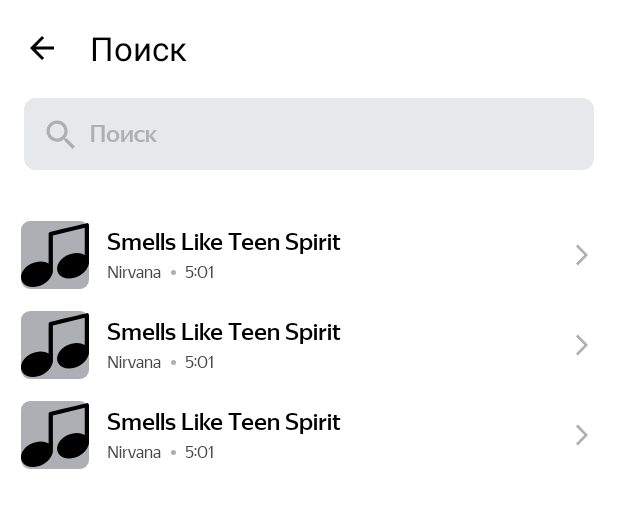
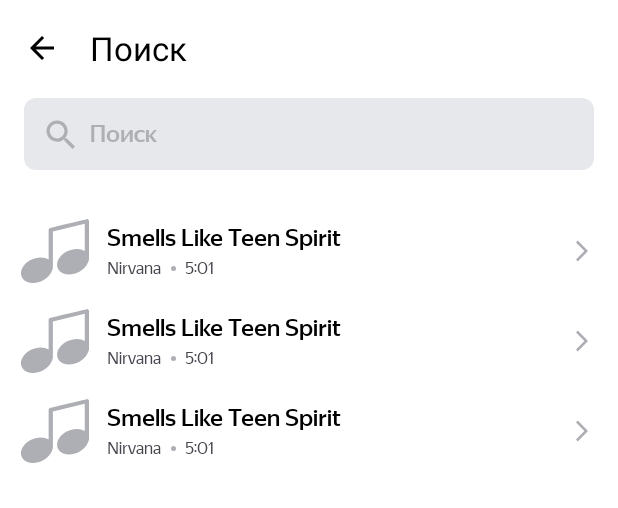
Before and after one commit to Roman-V-N/PlaylistMaker, an Android app: the layout activity_search.xml on its own in the app's theme, with its tools: preview values and no code run, on a phone screen of 412 x 824 dp. Shown: the top 508 px of the screen. Run offline under Robolectric (Android 15) with nearby library versions, the phone set to English and light mode, and no system bars.

Commit message:
Commit Спринт 10 вер. 2

```diff
--- a/app/src/main/java/com/example/playlistmaker/TrackViewHolder.kt
+++ b/app/src/main/java/com/example/playlistmaker/TrackViewHolder.kt
@@ -18,10 +18,11 @@ class TrackViewHolder(itemView: View) : RecyclerView.ViewHolder(itemView) {
 
     @SuppressLint("SetTextI18n")
     fun bind(model: Track) {
+        val trackImageRadius = itemView.context.resources.getDimension(R.dimen.track_image_radius)
         Glide.with(itemView)
             .load(model.artworkUrl100)
             .centerCrop()
-            .transform(RoundedCorners(6))
+            .transform(RoundedCorners(trackImageRadius.toInt()))
             .placeholder(R.drawable.placeholder)
             .into(trackImage)
         trackName.text = model.trackName
--- a/app/src/main/res/drawable/placeholder.xml
+++ b/app/src/main/res/drawable/placeholder.xml
@@ -6,7 +6,7 @@
   <path
       android:pathData="M31,1C30.857,1.049 14,5 14,5C13.447,5.135 13,5.448 13,6L13,20.002C10.899,18.636 7.522,18.638 4.51,20.24C0.707,22.263 -1.04,26.031 0.606,28.659C2.253,31.286 6.67,31.776 10.472,29.754C12.923,28.45 14.615,25.981 15,24C15.067,23.865 15,6.765 15,6.765L30,3.235L30,16.002C27.899,14.636 24.522,14.638 21.51,16.24C17.707,18.263 15.96,22.031 17.606,24.659C19.253,27.286 23.67,27.776 27.472,25.754C29.923,24.45 31.615,21.981 32,20L32,2C32,1.447 31.553,0.813 31,1"
       android:strokeWidth="1"
-      android:fillColor="#000000"
+      android:fillColor="#AEAFB4"
       android:fillType="evenOdd"
       android:strokeColor="#00000000"
       />
--- a/app/src/main/res/drawable/track_image.xml
+++ /dev/null
@@ -1,5 +0,0 @@
-<?xml version="1.0" encoding="utf-8"?>
-<shape xmlns:android="http://schemas.android.com/apk/res/android">
-    <corners android:radius="6dp" />
-    <solid android:color="@color/gray"/>
-</shape>
--- a/app/src/main/res/layout/activity_search.xml
+++ b/app/src/main/res/layout/activity_search.xml
@@ -19,6 +19,10 @@
         app:title="@string/search"
         tools:ignore="MissingConstraints" />
 
+    <LinearLayout
+        android:layout_width="match_parent"
+        android:layout_height="match_parent"
+        android:orientation="vertical">
 
         <FrameLayout
             android:layout_width="match_parent"
@@ -61,17 +65,17 @@
                 android:visibility="gone"
                 app:tint="@color/black02" />
 
+        </FrameLayout>
 
         <androidx.recyclerview.widget.RecyclerView
             android:id="@+id/recyclerViewTrackList"
             android:layout_width="match_parent"
-            android:layout_height="match_parent"
-            android:layout_marginTop="140dp"
+            android:layout_height="wrap_content"
             android:orientation="vertical"
-            tools:listitem="@layout/tracks_view"
-            app:layoutManager="androidx.recyclerview.widget.LinearLayoutManager" />
-
-    </FrameLayout>
+            android:paddingTop="24dp"
+            app:layoutManager="androidx.recyclerview.widget.LinearLayoutManager"
+            tools:listitem="@layout/tracks_view" />
 
 
+    </LinearLayout>
 </androidx.constraintlayout.widget.ConstraintLayout>
--- a/app/src/main/res/layout/tracks_view.xml
+++ b/app/src/main/res/layout/tracks_view.xml
@@ -14,7 +14,6 @@
         android:layout_height="45dp"
         android:layout_gravity="center_vertical"
         android:layout_marginStart="14dp"
-        android:background="@drawable/track_image"
         android:scaleType="centerCrop"
         tools:src="@drawable/placeholder" />
 
--- a/app/src/main/res/values/dimens.xml
+++ b/app/src/main/res/values/dimens.xml
@@ -13,4 +13,5 @@
     <dimen name="size_16dp">16dp</dimen>
     <dimen name="size_20dp">20dp</dimen>
     <dimen name="size_22dp">22dp</dimen>
+    <dimen name="track_image_radius">2dp</dimen>
 </resources>
```
Also changed, not shown: app/src/main/java/com/example/playlistmaker/SearchActivity.kt (+4 -12 lines). Lines whose indentation alone changed are shown as unchanged.
